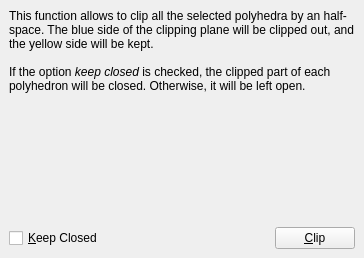
Old version of the form Polyhedron/demo/Polyhedron/Plugins/Operations_on_polyhedra/Clip_polyhedron_plugin.ui in the repository CGAL/cgal.
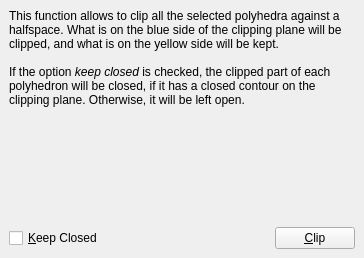
New version of the form.

```diff
--- a/Polyhedron/demo/Polyhedron/Plugins/Operations_on_polyhedra/Clip_polyhedron_plugin.ui
+++ b/Polyhedron/demo/Polyhedron/Plugins/Operations_on_polyhedra/Clip_polyhedron_plugin.ui
@@ -20,7 +20,7 @@
       <item>
        <widget class="QLabel" name="label">
         <property name="text">
-         <string>&lt;html&gt;&lt;head/&gt;&lt;body&gt;&lt;p&gt;This function allows to clip all the selected polyhedra by an half-space. The blue side of the clipping plane will be clipped out, and the yellow side will be kept.&lt;br/&gt;&lt;br/&gt;If the option &lt;span style=&quot; font-style:italic;&quot;&gt;keep closed&lt;/span&gt; is checked, the clipped part of each polyhedron will be closed. Otherwise, it will be left open.&lt;/p&gt;&lt;p&gt;&lt;br/&gt;&lt;/p&gt;&lt;/body&gt;&lt;/html&gt;</string>
+         <string>&lt;html&gt;&lt;head/&gt;&lt;body&gt;&lt;p&gt;This function allows to clip all the selected polyhedra against a halfspace. What is on the blue side of the clipping plane will be clipped, and what is on the yellow side will be kept.&lt;br/&gt;&lt;br/&gt;If the option &lt;span style=&quot; font-style:italic;&quot;&gt;keep closed&lt;/span&gt; is checked, the clipped part of each polyhedron will be closed, if it has a closed contour on the clipping plane. Otherwise, it will be left open.&lt;/p&gt;&lt;p&gt;&lt;br/&gt;&lt;/p&gt;&lt;/body&gt;&lt;/html&gt;</string>
         </property>
         <property name="wordWrap">
          <bool>true</bool>
```
Left out of the diff: 2 changed lines with no effect on the pictures.
